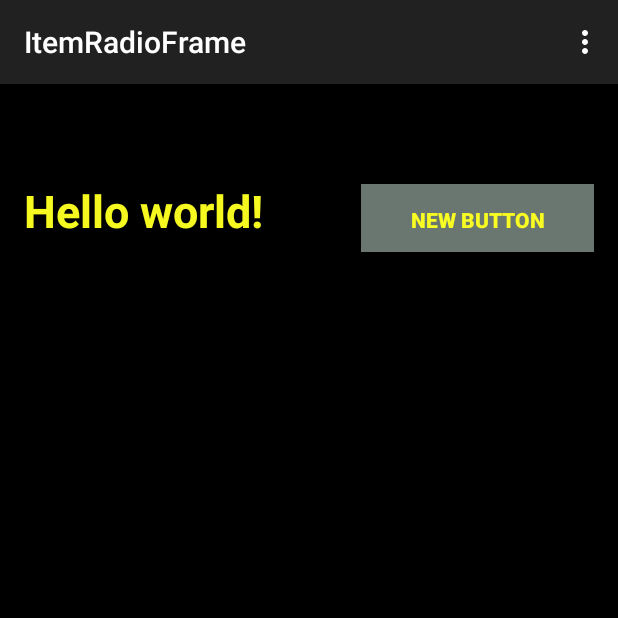
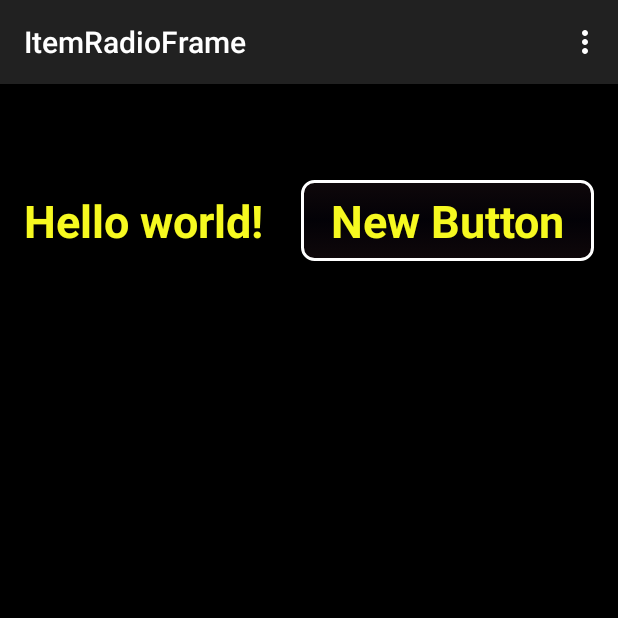
Before and after one commit to zhulynska/RadioApplication, an Android app: the ItemRadioFrame screen opened directly, with no data from a screen before it, on a phone screen of 412 x 824 dp, the top half of it. Run offline under Robolectric (Android 15) with nearby library versions, the phone set to English and light mode, and no system bars; our stand-ins replace ButterKnife, Picasso; pictures from the network do not load.

Commit message:
Rejected commit: Default

```diff
--- a/app/src/main/java/com/example/kuntseva/radio2/com/example/kuntseva/view_plus_controller/ItemRadioFrame.java
+++ b/app/src/main/java/com/example/kuntseva/radio2/com/example/kuntseva/view_plus_controller/ItemRadioFrame.java
@@ -3,14 +3,17 @@ package com.example.kuntseva.radio2.com.example.kuntseva.view_plus_controller;
 import android.content.Intent;
 import android.media.AudioManager;
 import android.media.MediaPlayer;
+import android.os.Handler;
 import android.support.v7.app.ActionBarActivity;
 import android.os.Bundle;
 import android.util.Log;
 import android.view.Menu;
 import android.view.MenuItem;
+import android.view.MotionEvent;
 import android.view.View;
 import android.widget.Button;
 import android.widget.ImageView;
+import android.widget.SeekBar;
 import android.widget.TextView;
 
 import com.example.kuntseva.radio2.R;
@@ -28,7 +31,7 @@ public class ItemRadioFrame extends ActionBarActivity implements View.OnClickLis
     static String PAUSE = "Pause";
     static String PLAY = "Play";
     static String RESUME = "Resume";
-    int length ;
+    int length;
     Intent myIntent;
 
     final String LOG_TAG = this.getClass().getSimpleName();
@@ -38,7 +41,6 @@ public class ItemRadioFrame extends ActionBarActivity implements View.OnClickLis
     TextView textViewItem;
     @InjectView(R.id.imageViewItem)
     ImageView imageViewItem;
-
     MediaPlayer mediaPlayer = null;
 
     @Override
@@ -60,18 +62,21 @@ public class ItemRadioFrame extends ActionBarActivity implements View.OnClickLis
 
             textViewItem.setText(radioData.getTitle());
             Picasso.with(this).load(radioData.get_cover_url()).into(imageViewItem);
+
             imageViewItem.setOnClickListener(new View.OnClickListener() {
                 @Override
                 public void onClick(View v) {
                     onClickImage(v);
                 }
             });
+
             mediaPlayer = new MediaPlayer();
             mediaPlayer.setAudioStreamType(AudioManager.STREAM_MUSIC);
             mediaPlayer.setOnPreparedListener(this);
             mediaPlayer.setDataSource(radioData.getURL());
 
             setTitle(radioData.getTitle());
+
         } catch (IOException e) {
             Log.e(LOG_TAG, "Can't create mediaPlayer", e);
         } catch (Exception e) {
@@ -79,12 +84,6 @@ public class ItemRadioFrame extends ActionBarActivity implements View.OnClickLis
         }
     }
 
-
-    @Override
-    protected void onStart() {
-        super.onStart();
-        Log.i(LOG_TAG, "Start ItemRadioFrame!!!");
-    }
 
     public void onClickImage(View v) {
         myIntent = new Intent(ItemRadioFrame.this, DescriptionFrame.class);
@@ -96,19 +95,13 @@ public class ItemRadioFrame extends ActionBarActivity implements View.OnClickLis
 
     @Override
     public boolean onCreateOptionsMenu(Menu menu) {
-        // Inflate the menu; this adds items to the action bar if it is present.
         getMenuInflater().inflate(R.menu.menu_item_radio_frame, menu);
         return true;
     }
 
     @Override
     public boolean onOptionsItemSelected(MenuItem item) {
-        // Handle action bar item clicks here. The action bar will
-        // automatically handle clicks on the Home/Up button, so long
-        // as you specify a parent activity in AndroidManifest.xml.
         int id = item.getItemId();
-
-        //noinspection SimplifiableIfStatement
         if (id == R.id.action_settings) {
             return true;
         }
@@ -117,18 +110,22 @@ public class ItemRadioFrame extends ActionBarActivity implements View.OnClickLis
     }
 
 
+    /**
+     * is used to start playing, pause and resume media player
+     * @param v - Button
+     */
     @Override
     public void onClick(View v) {
-          try {
+        try {
             boolean b = true;
 
 
             if (buttonItem.getText().equals(PLAY) && b == true) {
-
                 mediaPlayer.prepareAsync();
-
                 buttonItem.setText(PAUSE);
                 b = false;
+
+
             } else if (buttonItem.getText().equals(PAUSE)) {
 
                 mediaPlayer.pause();
@@ -151,18 +148,18 @@ public class ItemRadioFrame extends ActionBarActivity implements View.OnClickLis
 
     @Override
     public void onPrepared(MediaPlayer mp) {
-        if (mp != null && !mp.isPlaying())
             mp.start();
-
     }
 
+
+    /**
+     * to return to MainActivity
+     */
     @Override
     public void onBackPressed() {
         super.onBackPressed();
         myIntent = new Intent(ItemRadioFrame.this, MainActivity.class);
-        myIntent.setFlags(Intent.FLAG_ACTIVITY_CLEAR_TOP);// clear back stack
+        myIntent.setFlags(Intent.FLAG_ACTIVITY_CLEAR_TOP);
         startActivity(myIntent);
     }
-
-
 }
--- /dev/null
+++ b/app/src/main/res/drawable/button_disabled.xml
@@ -0,0 +1,17 @@
+<?xml version="1.0" encoding="utf-8"?>
+
+<shape xmlns:android="http://schemas.android.com/apk/res/android" android:shape="rectangle">
+    <gradient
+        android:startColor="#871C0F13"
+        android:centerColor="#3E0C061B"
+        android:endColor="#871C0F13"
+        android:angle="90"/>
+    <padding android:left="7dp"
+        android:top="7dp"
+        android:right="7dp"
+        android:bottom="7dp" />
+    <stroke
+        android:width="2dip"
+        android:color="#FFFFFF" />
+    <corners android:radius= "8dp" />
+</shape>
--- /dev/null
+++ b/app/src/main/res/drawable/button_enabled.xml
@@ -0,0 +1,16 @@
+<?xml version="1.0" encoding="utf-8"?>
+<shape xmlns:android="http://schemas.android.com/apk/res/android" android:shape="rectangle">
+    <gradient
+        android:startColor="#871C0F13"
+        android:centerColor="#3E0C061B"
+        android:endColor="#871C0F13"
+        android:angle="90"/>
+    <padding android:left="7dp"
+        android:top="7dp"
+        android:right="7dp"
+        android:bottom="7dp" />
+    <stroke
+        android:width="2dip"
+        android:color="#FFFFFF" />
+    <corners android:radius= "8dp" />
+</shape>
--- /dev/null
+++ b/app/src/main/res/drawable/button_focused.xml
@@ -0,0 +1,17 @@
+<?xml version="1.0" encoding="utf-8"?>
+
+<shape xmlns:android="http://schemas.android.com/apk/res/android" android:shape="rectangle">
+    <gradient
+        android:startColor="#3E0C061B"
+        android:centerColor="#871C0F13"
+        android:endColor="#3E0C061B"
+        android:angle="90"/>
+    <padding android:left="7dp"
+        android:top="7dp"
+        android:right="7dp"
+        android:bottom="7dp" />
+    <stroke
+        android:width="2dip"
+        android:color="#FFFFFF" />
+    <corners android:radius= "8dp" />
+</shape>
--- /dev/null
+++ b/app/src/main/res/drawable/button_pressed.xml
@@ -0,0 +1,17 @@
+<?xml version="1.0" encoding="utf-8"?>
+
+<shape xmlns:android="http://schemas.android.com/apk/res/android" android:shape="rectangle">
+    <gradient
+        android:startColor="#871C0F13"
+        android:centerColor="#3E0C061B"
+        android:endColor="#871C0F13"
+        android:angle="90"/>
+    <padding android:left="7dp"
+        android:top="7dp"
+        android:right="7dp"
+        android:bottom="7dp" />
+    <stroke
+        android:width="2dip"
+        android:color="#FFFFFF" />
+    <corners android:radius= "8dp" />
+</shape>
--- a/app/src/main/res/layout/activity_item_radio_frame.xml
+++ b/app/src/main/res/layout/activity_item_radio_frame.xml
@@ -22,7 +22,7 @@
             android:layout_height="wrap_content"
             android:id="@+id/textViewItem"
             android:layout_weight="1"
-            android:textSize="30dp"
+            android:textSize="30sp"
             android:textIsSelectable="false"
             android:textColor="#f9fcff21"
             android:textStyle="bold" />
@@ -33,10 +33,11 @@
             android:text="New Button"
             android:id="@+id/buttonItem"
             android:layout_weight="1"
-            android:textColor="#f9fcff21"
             android:textStyle="bold"
             android:singleLine="false"
-            android:background="#ff6a7670" />
+            style="@style/button">
+
+        </Button>
     </TableRow>
 
 
--- /dev/null
+++ b/app/src/main/res/values/colors.xml
@@ -0,0 +1,9 @@
+<?xml version="1.0" encoding="utf-8"?>
+<resources>
+
+    <item name="yellow" type="color">#f9fcff21</item>
+    <item name="grey_darker" type="color">#871C0F13</item>
+    <item name="grey_lighter" type="color">#3E0C061B</item>
+    <item name="white" type="color">#083AE8D7</item>
+    <item name="red" type="color">#F9FF2133</item>
+</resources>
--- a/app/src/main/res/values/styles.xml
+++ b/app/src/main/res/values/styles.xml
@@ -5,4 +5,18 @@
         <!-- Customize your theme here. -->
     </style>
 
+    <style name="button" parent="@android:style/Widget.Button">
+        <item name="android:gravity">center_vertical|center_horizontal</item>
+        <item name="android:textColor">@color/yellow</item>
+       <!-- <item name="android:shadowColor">@color/white</item> -->
+        <item name="android:shadowDx">0</item>
+        <item name="android:shadowDy">-1</item>
+        <item name="android:shadowRadius">0.2</item>
+        <item name="android:textSize">30dp</item>
+        <item name="android:textStyle">bold</item>
+        <item name="android:background">@drawable/my1</item>
+        <item name="android:focusable">true</item>
+        <item name="android:clickable">true</item>
+    </style>
+
 </resources>
--- /dev/null
+++ b/app/src/main/res/values/themes.xml
@@ -0,0 +1,6 @@
+<?xml version="1.0" encoding="utf-8"?>
+<resources>
+    <style name="YourApplicationTheme" parent="android:style/Theme.NoTitleBar">
+        <item name="android:buttonStyle">@style/button</item>
+    </style>
+</resources>
```
